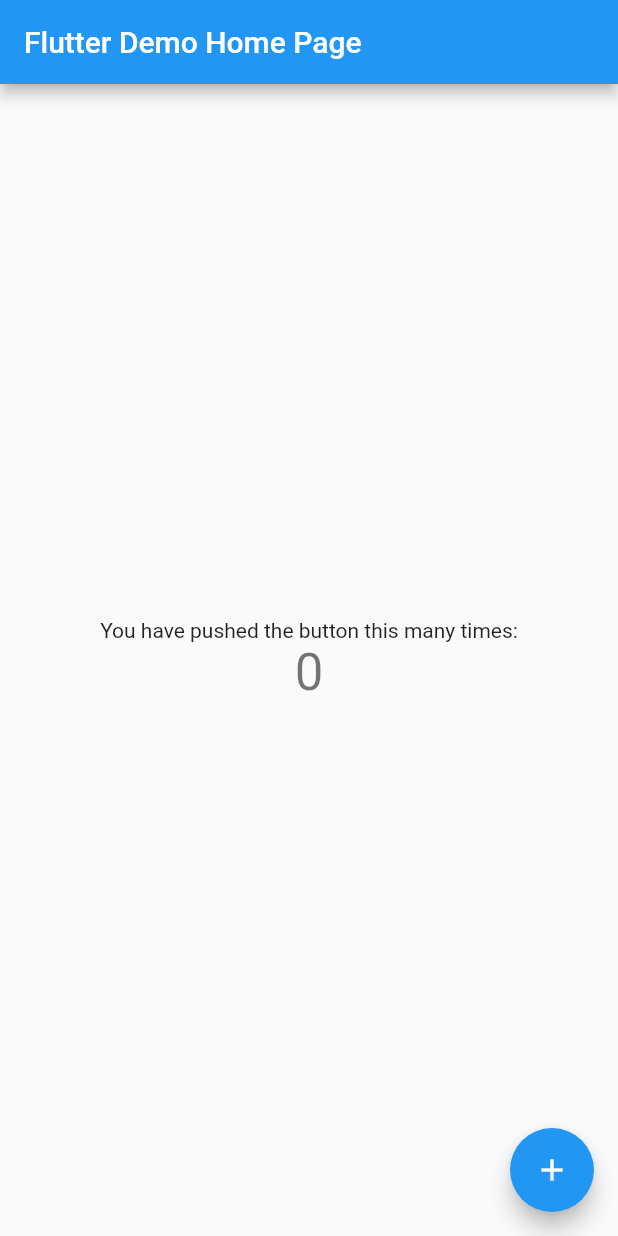
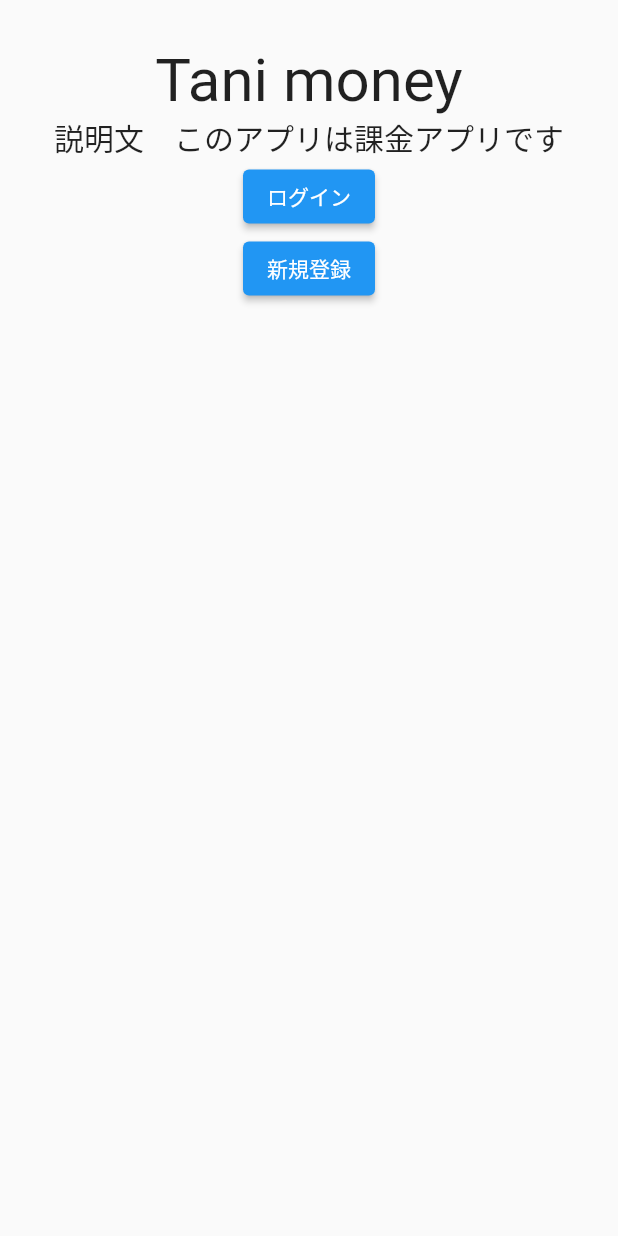
Before and after one commit to syunsuke1115/tani_money, a Flutter app: the screen it shows after launch, on a phone screen of 412 x 824 dp. Run offline on Flutter 3.47's test engine with Material 2 defaults, Android fonts, the phone set to English and light mode, and no system bars.

Commit message:
added pages

```diff
--- a/lib/main.dart
+++ b/lib/main.dart
@@ -1,115 +1,19 @@
+
 import 'package:flutter/material.dart';
+import 'pages/HomeScreen.dart';
 
-void main() {
-  runApp(const MyApp());
+void main(){
+  runApp(Myapp());
 }
 
-class MyApp extends StatelessWidget {
-  const MyApp({Key? key}) : super(key: key);
+class Myapp extends StatelessWidget {
+  const Myapp({Key? key}) : super(key: key);
 
-  // This widget is the root of your application.
   @override
   Widget build(BuildContext context) {
     return MaterialApp(
-      title: 'Flutter Demo',
-      theme: ThemeData(
-        // This is the theme of your application.
-        //
-        // Try running your application with "flutter run". You'll see the
-        // application has a blue toolbar. Then, without quitting the app, try
-        // changing the primarySwatch below to Colors.green and then invoke
-        // "hot reload" (press "r" in the console where you ran "flutter run",
-        // or simply save your changes to "hot reload" in a Flutter IDE).
-        // Notice that the counter didn't reset back to zero; the application
-        // is not restarted.
-        primarySwatch: Colors.blue,
-      ),
-      home: const MyHomePage(title: 'Flutter Demo Home Page'),
+      title: "tani_money",
+      home: HomeScreen(),
     );
   }
 }
-
-class MyHomePage extends StatefulWidget {
-  const MyHomePage({Key? key, required this.title}) : super(key: key);
-
-  // This widget is the home page of your application. It is stateful, meaning
-  // that it has a State object (defined below) that contains fields that affect
-  // how it looks.
-
-  // This class is the configuration for the state. It holds the values (in this
-  // case the title) provided by the parent (in this case the App widget) and
-  // used by the build method of the State. Fields in a Widget subclass are
-  // always marked "final".
-
-  final String title;
-
-  @override
-  State<MyHomePage> createState() => _MyHomePageState();
-}
-
-class _MyHomePageState extends State<MyHomePage> {
-  int _counter = 0;
-
-  void _incrementCounter() {
-    setState(() {
-      // This call to setState tells the Flutter framework that something has
-      // changed in this State, which causes it to rerun the build method below
-      // so that the display can reflect the updated values. If we changed
-      // _counter without calling setState(), then the build method would not be
-      // called again, and so nothing would appear to happen.
-      _counter++;
-    });
-  }
-
-  @override
-  Widget build(BuildContext context) {
-    // This method is rerun every time setState is called, for instance as done
-    // by the _incrementCounter method above.
-    //
-    // The Flutter framework has been optimized to make rerunning build methods
-    // fast, so that you can just rebuild anything that needs updating rather
-    // than having to individually change instances of widgets.
-    return Scaffold(
-      appBar: AppBar(
-        // Here we take the value from the MyHomePage object that was created by
-        // the App.build method, and use it to set our appbar title.
-        title: Text(widget.title),
-      ),
-      body: Center(
-        // Center is a layout widget. It takes a single child and positions it
-        // in the middle of the parent.
-        child: Column(
-          // Column is also a layout widget. It takes a list of children and
-          // arranges them vertically. By default, it sizes itself to fit its
-          // children horizontally, and tries to be as tall as its parent.
-          //
-          // Invoke "debug painting" (press "p" in the console, choose the
-          // "Toggle Debug Paint" action from the Flutter Inspector in Android
-          // Studio, or the "Toggle Debug Paint" command in Visual Studio Code)
-          // to see the wireframe for each widget.
-          //
-          // Column has various properties to control how it sizes itself and
-          // how it positions its children. Here we use mainAxisAlignment to
-          // center the children vertically; the main axis here is the vertical
-          // axis because Columns are vertical (the cross axis would be
-          // horizontal).
-          mainAxisAlignment: MainAxisAlignment.center,
-          children: <Widget>[
-            const Text(
-              'You have pushed the button this many times:',
-            ),
-            Text(
-              '$_counter',
-              style: Theme.of(context).textTheme.headline4,
-            ),
-          ],
-        ),
-      ),
-      floatingActionButton: FloatingActionButton(
-        onPressed: _incrementCounter,
-        tooltip: 'Increment',
-        child: const Icon(Icons.add),
-      ), // This trailing comma makes auto-formatting nicer for build methods.
-    );
-  }
-}
--- /dev/null
+++ b/lib/pages/HomeScreen.dart
@@ -0,0 +1,42 @@
+import 'package:flutter/material.dart';
+
+import 'LoginScreen.dart';
+import 'SignUpScreen.dart';
+
+class HomeScreen extends StatefulWidget {
+  const HomeScreen({Key? key}) : super(key: key);
+
+  @override
+  _HomeScreenState createState() => _HomeScreenState();
+}
+
+class _HomeScreenState extends State<HomeScreen> {
+  @override
+  Widget build(BuildContext context) {
+    return Scaffold(
+      body:SafeArea(
+        child: Center(
+          child: Column(
+            children: [
+              SizedBox(
+                height: 30,
+              ),
+              Text("Tani money",style: TextStyle(fontSize: 40),),
+              Text("説明文　このアプリは課金アプリです",style: TextStyle(fontSize: 20),),
+              ElevatedButton(onPressed: ()=> startLogin(context), child: Text("ログイン")),
+              ElevatedButton(onPressed: ()=> startSignUp(context), child: Text("新規登録")),
+            ],
+          ),
+        ),
+      )
+    );
+  }
+  startLogin(BuildContext context) {
+    Navigator.push(context, MaterialPageRoute(builder: (context) => LoginScreen()));
+  }
+
+  startSignUp(BuildContext context) {
+    Navigator.push(context, MaterialPageRoute(builder: (context) => SignUpScreen()));
+  }
+
+}
--- a/pubspec.yaml
+++ b/pubspec.yaml
@@ -44,7 +44,7 @@ dev_dependencies:
   # activated in the `analysis_options.yaml` file located at the root of your
   # package. See that file for information about deactivating specific lint
   # rules and activating additional ones.
-  flutter_lints: ^1.0.0
+  #flutter_lints: ^1.0.0
 
 # For information on the generic Dart part of this file, see the
 # following page: https://dart.dev/tools/pub/pubspec
```
Also changed, not shown: lib/pages/LoginScreen.dart (added, +39 -0 lines), lib/pages/MainScreen.dart (added, +44 -0 lines), lib/pages/MyPage.dart (added, +21 -0 lines), lib/pages/SignUpScreen.dart (added, +36 -0 lines), lib/pages/SubmitScreen.dart (added, +21 -0 lines), lib/pages/TargetScreen.dart (added, +21 -0 lines), pubspec.lock.
